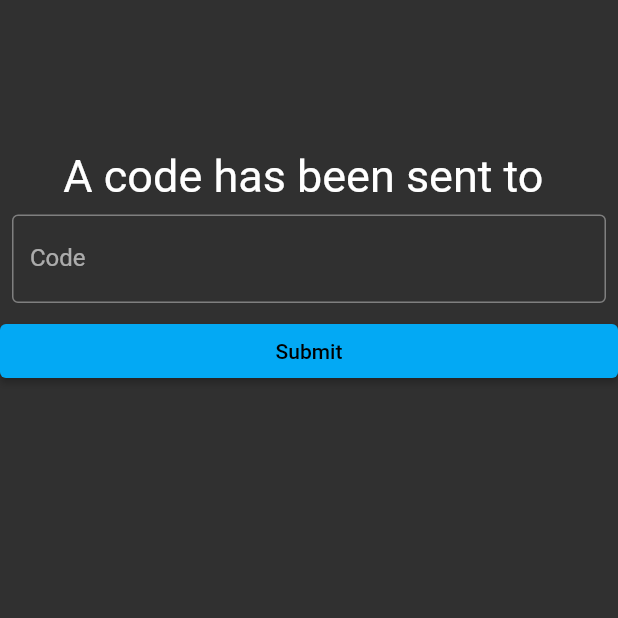
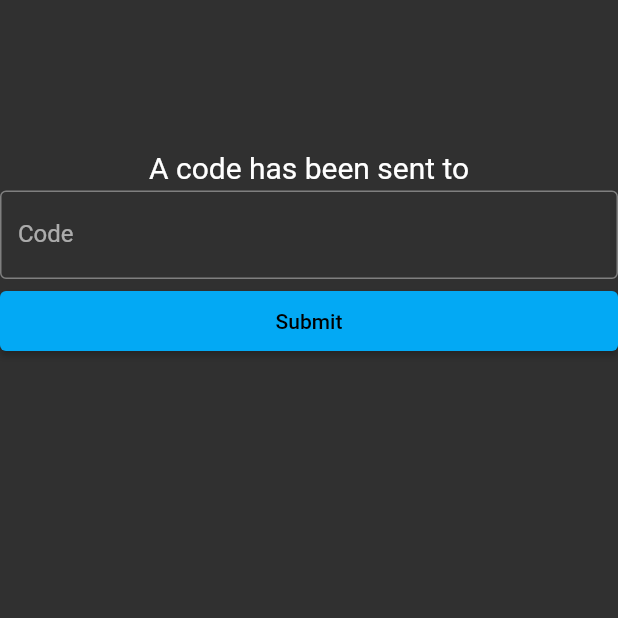
Before and after one commit to MatthewGreenspun/pt-program-app, a Flutter app: the screen it shows after launch, after a tap on "Submit", on a phone screen of 412 x 824 dp, the top half of it. Run offline on Flutter 3.47's test engine with Material 2 defaults, Android fonts, the phone set to English and light mode, and no system bars; our stand-ins replace shared_preferences.

Commit message:
Fix login flow

```diff
--- a/mobile/lib/screens/login/login.dart
+++ b/mobile/lib/screens/login/login.dart
@@ -37,12 +37,15 @@ class _LoginState extends State<Login> {
           child: Scaffold(
               body: Center(
                   child: Container(
+                      width: 500,
                       padding: const EdgeInsets.only(top: 100),
                       child: Column(
+                        crossAxisAlignment: CrossAxisAlignment.stretch,
                         children: [
                           Text(
                             "A code has been sent to ${_emailController.value.text}", //TODO doesn't look good
-                            style: const TextStyle(fontSize: 30),
+                            textAlign: TextAlign.center,
+                            style: const TextStyle(fontSize: 20, ),
                           ),
                           LoginField(
                             controller: _codeController,
@@ -52,8 +55,8 @@ class _LoginState extends State<Login> {
                           ElevatedButton(
                             onPressed: onCodeSubmit,
                             style: ElevatedButton.styleFrom(
-                                fixedSize: const Size.fromWidth(
-                                    500)), //TODO responsive
+                                fixedSize: const Size.fromHeight(
+                                    40)), //TODO responsive
                             child: const Text("Submit"),
                           ),
                         ],
@@ -81,7 +84,7 @@ class _LoginState extends State<Login> {
     SharedPreferences.getInstance().then((instance) => instance.setString(
         "login_id",
         "some login id")); // TODO store some server generated id after login
-    Navigator.popAndPushNamed(context, "/patients");
+    Navigator.pushNamedAndRemoveUntil(context, "/patients", (route) => false);
   }
 
   @override
@@ -93,6 +96,7 @@ class _LoginState extends State<Login> {
               width: 500, //TODO responsive
               padding: const EdgeInsets.only(top: 100),
               child: Column(
+                crossAxisAlignment: CrossAxisAlignment.stretch,
                 children: [
                   LoginField(
                     controller: _emailController,
@@ -107,7 +111,7 @@ class _LoginState extends State<Login> {
                   ElevatedButton(
                     onPressed: onEmailSubmit,
                     style: ElevatedButton.styleFrom(
-                        fixedSize: const Size.fromWidth(500)), //TODO responsive
+                        fixedSize: const Size.fromHeight(40)), //TODO responsive
                     child: const Text("Submit"),
                   ),
                 ],
--- a/mobile/lib/screens/login/login_field.dart
+++ b/mobile/lib/screens/login/login_field.dart
@@ -13,7 +13,7 @@ class LoginField extends StatelessWidget {
       required this.label,
       this.inputType = TextInputType.text,
       this.isPassword = false,
-      this.margin = const EdgeInsets.all(8),
+      this.margin = const EdgeInsets.symmetric(horizontal: 0, vertical: 4),
       this.width = 500});
 
   @override
```
